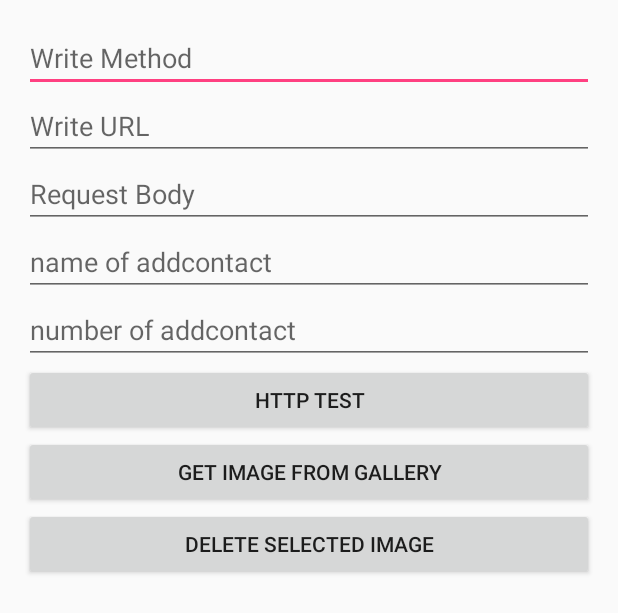
After one commit to iamlsm97/CS496_Week2, an Android app: the layout tab0_httptest.xml on its own in the app's theme, with its tools: preview values and no code run, on a phone screen of 412 x 824 dp. The commit adds this screen. Shown: the top 613 px of the screen. Run offline under Robolectric (Android 15) with nearby library versions, the phone set to English and light mode, and no system bars.

Commit message:
[Client] Add Tab0HttpTest

```diff
--- a/Client/app/src/main/AndroidManifest.xml
+++ b/Client/app/src/main/AndroidManifest.xml
@@ -2,6 +2,7 @@
 <manifest xmlns:android="http://schemas.android.com/apk/res/android"
     package="com.cs496.cs496_week2">
 
+    <uses-permission android:name="android.permission.WRITE_EXTERNAL_STORAGE" />
     <uses-permission android:name="android.permission.READ_CONTACTS" />
     <uses-permission android:name="android.permission.CALL_PHONE" />
     <uses-permission android:name="android.permission.DIAL_PHONE" />
--- /dev/null
+++ b/Client/app/src/main/res/layout/tab0_httptest.xml
@@ -0,0 +1,66 @@
+<LinearLayout xmlns:android="http://schemas.android.com/apk/res/android"
+    xmlns:tools="http://schemas.android.com/tools"
+    android:layout_width="match_parent"
+    android:layout_height="match_parent"
+    android:orientation="vertical"
+    android:paddingBottom="@dimen/activity_vertical_margin"
+    android:paddingLeft="@dimen/activity_horizontal_margin"
+    android:paddingRight="@dimen/activity_horizontal_margin"
+    android:paddingTop="@dimen/activity_vertical_margin"
+    android:weightSum="20"
+    tools:context="com.cs496.cs496_week2.MainActivity$PlaceholderFragment">
+
+    <EditText
+        android:id="@+id/httpmethod"
+        android:layout_width="match_parent"
+        android:layout_height="wrap_content"
+        android:hint="Write Method" />
+
+    <EditText
+        android:id="@+id/httpurl"
+        android:layout_width="match_parent"
+        android:layout_height="wrap_content"
+        android:hint="Write URL" />
+
+    <EditText
+        android:id="@+id/reqbody"
+        android:layout_width="match_parent"
+        android:layout_height="wrap_content"
+        android:hint="Request Body" />
+
+    <EditText
+        android:id="@+id/addname"
+        android:layout_width="match_parent"
+        android:layout_height="wrap_content"
+        android:hint="name of addcontact" />
+
+    <EditText
+        android:id="@+id/addnum"
+        android:layout_width="match_parent"
+        android:layout_height="wrap_content"
+        android:hint="number of addcontact" />
+
+    <Button
+        android:id="@+id/httptest"
+        android:layout_width="match_parent"
+        android:layout_height="wrap_content"
+        android:text="HTTP Test" />
+
+    <Button
+        android:id="@+id/getimage"
+        android:layout_width="match_parent"
+        android:layout_height="wrap_content"
+        android:text="Get Image From Gallery" />
+
+    <Button
+        android:id="@+id/delimage"
+        android:layout_width="match_parent"
+        android:layout_height="wrap_content"
+        android:text="Delete Selected Image" />
+
+    <TextView
+        android:id="@+id/textresult"
+        android:layout_width="match_parent"
+        android:layout_height="wrap_content" />
+
+</LinearLayout>
--- a/Client/app/src/main/res/values/strings.xml
+++ b/Client/app/src/main/res/values/strings.xml
@@ -1,5 +1,5 @@
 <resources>
-    <string name="app_name">CS496_Week2</string>
+    <string name="app_name">JunRong</string>
     <string name="action_settings">Settings</string>
     <string name="facebook_app_id">843421499143962</string>
     <string name="title_activity_main2">Main2Activity</string>
```
Also changed, not shown: Client/app/src/main/java/com/cs496/cs496_week2/MainActivity.java (+40 -7 lines), Client/app/src/main/java/com/cs496/cs496_week2/Tab0HttpTest.java (added, +248 -0 lines).
